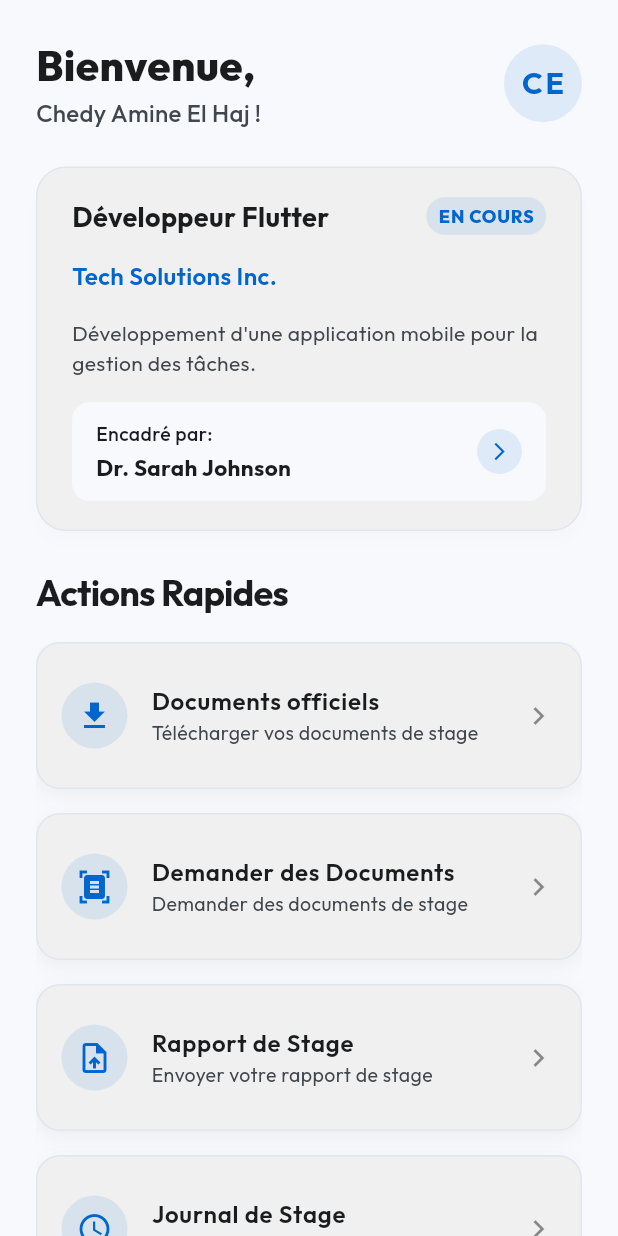
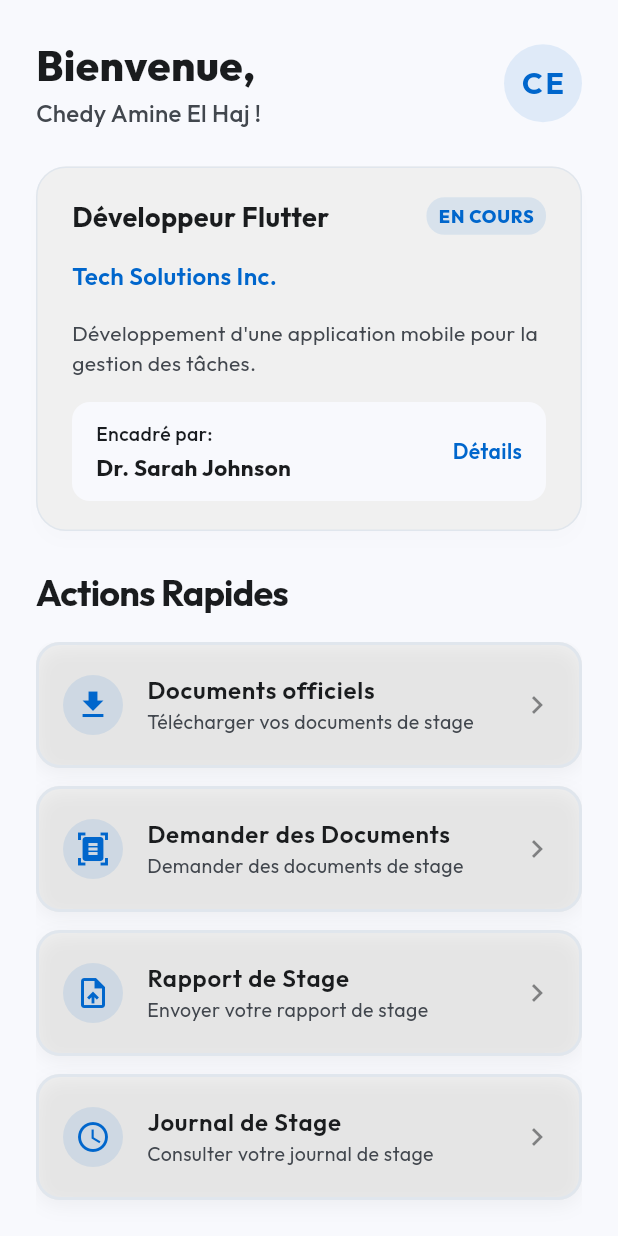
Before and after one commit to chedy256/PFA, a Flutter app: the screen it shows once a user with an empty profile is signed in, on a phone screen of 412 x 824 dp. Run offline on Flutter 3.47's test engine with Material 3 defaults, Android fonts, the phone set to English and light mode, and no system bars; our stand-ins replace firebase_auth, firebase_core, flutter_riverpod, font_awesome_flutter, google_sign_in; accounts and stored records are empty.

Commit message:
feat: Flexible internshipCard rendering

```diff
--- a/frontend/lib/features/shared/card_widgets.dart
+++ b/frontend/lib/features/shared/card_widgets.dart
@@ -73,7 +73,17 @@ Row welcomeWidget(BuildContext context, WidgetRef ref, User user) {
   );
 }
 
-Material intershipCard(BuildContext context, Internship? internship) {
+enum InternshipCardViewType {
+  student,
+  teacherMyInternships,
+  teacherAllInternships,
+}
+
+Material intershipCard(
+  BuildContext context,
+  Internship? internship, {
+  InternshipCardViewType viewType = InternshipCardViewType.student,
+}) {
   final theme = Theme.of(context);
   final isDark = theme.brightness == Brightness.dark;
 
@@ -85,19 +95,6 @@ Material intershipCard(BuildContext context, Internship? internship) {
       borderRadius: BorderRadius.circular(20),
       side: BorderSide(color: isDark ? AppColors.darkBorder : AppColors.border),
     ),
-    child: InkWell(
-      borderRadius: BorderRadius.circular(20),
-      onTap: () {
-        if (internship != null) {
-          Navigator.push(
-            context,
-            MaterialPageRoute(
-              builder: (context) =>
-                  InternshipDetailsPage(internship: internship),
-            ),
-          );
-        }
-      },
     child: Container(
       padding: const EdgeInsets.symmetric(horizontal: 24, vertical: 20),
       width: double.infinity,
@@ -211,22 +208,33 @@ Material intershipCard(BuildContext context, Internship? internship) {
                   maxLines: 2,
                   overflow: TextOverflow.ellipsis,
                 ),
-                  Container(
+                Material(
+                  color: theme.scaffoldBackgroundColor,
+                  borderRadius: BorderRadius.circular(12),
+                  child: InkWell(
+                    borderRadius: BorderRadius.circular(12),
+                    onTap: () => Navigator.push(
+                      context,
+                      MaterialPageRoute(
+                        builder: (context) =>
+                            InternshipDetailsPage(internship: internship),
+                      ),
+                    ),
+                    child: Container(
                       padding: const EdgeInsets.symmetric(
                         horizontal: 16,
                         vertical: 12,
                       ),
                       width: double.infinity,
-                    decoration: BoxDecoration(
-                      color: theme.scaffoldBackgroundColor,
-                      borderRadius: BorderRadius.circular(12),
-                    ),
                       child: Row(
                         mainAxisAlignment: MainAxisAlignment.spaceBetween,
                         children: [
-                        Column(
+                          Expanded(
+                            child: Column(
                               crossAxisAlignment: CrossAxisAlignment.start,
                               children: [
+                                if (viewType ==
+                                    InternshipCardViewType.student) ...[
                                   Text(
                                     'Encadré par:',
                                     style: TextStyle(
@@ -241,35 +249,90 @@ Material intershipCard(BuildContext context, Internship? internship) {
                                   ),
                                   const SizedBox(height: 2),
                                   Text(
-                              '${internship.supervisorTeacher?.firstName ?? 'Pas encore assigné'} ${internship.supervisorTeacher?.lastName ?? ''}',
+                                    'Dr. ${internship.supervisorTeacher?.firstName ?? 'Pas encore assigné'} ${internship.supervisorTeacher?.lastName ?? ''}',
                                     style: TextStyle(
                                       fontSize: 15,
                                       color: theme.textTheme.bodyLarge?.color,
                                       fontWeight: FontWeight.bold,
                                     ),
+                                    maxLines: 1,
+                                    overflow: TextOverflow.ellipsis,
+                                  ),
+                                ] else if (viewType ==
+                                    InternshipCardViewType
+                                        .teacherMyInternships) ...[
+                                  Text(
+                                    'Étudiant:',
+                                    style: TextStyle(
+                                      fontSize: 13,
+                                      color:
+                                          theme.textTheme.bodySmall?.color ??
+                                          (isDark
+                                              ? AppColors.darkTextTertiary
+                                              : AppColors.textTertiary),
+                                      fontWeight: FontWeight.w500,
+                                    ),
+                                  ),
+                                  const SizedBox(height: 2),
+                                  Text(
+                                    '${internship.internStudent.firstName} ${internship.internStudent.lastName}',
+                                    style: TextStyle(
+                                      fontSize: 15,
+                                      color: theme.textTheme.bodyLarge?.color,
+                                      fontWeight: FontWeight.bold,
+                                    ),
+                                    maxLines: 1,
+                                    overflow: TextOverflow.ellipsis,
+                                  ),
+                                ] else if (viewType ==
+                                    InternshipCardViewType
+                                        .teacherAllInternships) ...[
+                                  Text(
+                                    '${internship.internStudent.firstName} ${internship.internStudent.lastName}',
+                                    style: TextStyle(
+                                      fontSize: 15,
+                                      color: theme.textTheme.bodyLarge?.color,
+                                      fontWeight: FontWeight.bold,
+                                    ),
+                                    maxLines: 1,
+                                    overflow: TextOverflow.ellipsis,
+                                  ),
+                                  const SizedBox(height: 2),
+                                  Text(
+                                    internship.supervisorTeacher != null
+                                        ? 'Encadrant: ${internship.supervisorTeacher?.firstName} ${internship.supervisorTeacher?.lastName}'
+                                        : 'Pas d\'encadrant',
+                                    style: TextStyle(
+                                      fontSize: 13,
+                                      color:
+                                          theme.textTheme.bodySmall?.color ??
+                                          (isDark
+                                              ? AppColors.darkTextTertiary
+                                              : AppColors.textTertiary),
+                                      fontWeight: FontWeight.w500,
+                                    ),
+                                    maxLines: 1,
+                                    overflow: TextOverflow.ellipsis,
                                   ),
                                 ],
-                        ),
-                        Container(
-                          padding: const EdgeInsets.all(8),
-                          decoration: BoxDecoration(
-                            color: theme.colorScheme.primary.withValues(
-                              alpha: 0.1,
-                            ),
-                            shape: BoxShape.circle,
-                          ),
-                          child: Icon(
-                            Icons.arrow_forward_ios,
-                            size: 14,
-                            color: theme.colorScheme.primary,
+                              ],
                             ),
                           ),
-                      ],
+                          Text(
+                            'Détails',
+                            style: TextStyle(
+                              fontSize: 14,
+                              color: theme.colorScheme.primary,
+                              fontWeight: FontWeight.w600,
                             ),
                           ),
                         ],
                       ),
                     ),
                   ),
+                ),
+              ],
+            ),
+    ),
   );
 }
--- a/frontend/lib/features/student/home_page.dart
+++ b/frontend/lib/features/student/home_page.dart
@@ -14,15 +14,6 @@ class StudentHomePage extends ConsumerStatefulWidget {
 }
 
 class _StudentHomePageState extends ConsumerState<StudentHomePage> {
-  //dump data for testing only
-  Teacher supervisor = Teacher(
-    id: 'T002',
-    firstName: 'Dr. Sarah',
-    lastName: 'Johnson',
-    email: 'sarah.johnson@university.edu',
-    department: 'Informatique',
-  );
-
   @override
   Widget build(BuildContext context) {
     final theme = Theme.of(context);
@@ -72,7 +63,14 @@ class _StudentHomePageState extends ConsumerState<StudentHomePage> {
                       InternshipTag.flutter,
                       InternshipTag.mobileApp,
                     ],
-                )..supervisorTeacher = supervisor,
+                  )
+                  ..supervisorTeacher = Teacher(
+                    id: 'T002',
+                    firstName: 'Sarah',
+                    lastName: 'Johnson',
+                    email: 'sarah.johnson@university.edu',
+                    department: 'Informatique',
+                  ),
               ),
               Expanded(
                 child: Column(
@@ -101,7 +99,7 @@ class _StudentHomePageState extends ConsumerState<StudentHomePage> {
                           padding: const EdgeInsets.only(bottom: 24),
                           scrollDirection: Axis.vertical,
                           child: Column(
-                            spacing: 8,
+                            spacing: 12,
                             crossAxisAlignment: .start,
                             children: [
                               _quickActionCard(
@@ -148,7 +146,7 @@ class _StudentHomePageState extends ConsumerState<StudentHomePage> {
   }
 }
 
-Container _quickActionCard(
+Material _quickActionCard(
   BuildContext context,
   IconData icon,
   String title,
@@ -158,12 +156,14 @@ Container _quickActionCard(
   final theme = Theme.of(context);
   final isDark = theme.brightness == Brightness.dark;
 
-  return Container(
-    margin: const EdgeInsets.only(bottom: 8),
-    decoration: BoxDecoration(
+  return Material(
     color: theme.cardTheme.color,
     borderRadius: BorderRadius.circular(16),
+    child: Container(
+      decoration: BoxDecoration(
+        borderRadius: BorderRadius.circular(16),
         border: Border.all(
+          width: 2,
           color: isDark ? AppColors.darkBorder : AppColors.border,
         ),
         boxShadow: [
@@ -178,11 +178,9 @@ Container _quickActionCard(
       child: InkWell(
         borderRadius: BorderRadius.circular(16),
         onTap: onTap,
-      child: Padding(
-        padding: const EdgeInsets.symmetric(vertical: 8.0),
         child: ListTile(
           leading: Container(
-            padding: const EdgeInsets.all(10),
+            padding: const EdgeInsets.all(8),
             decoration: BoxDecoration(
               color: theme.colorScheme.primary.withValues(alpha: 0.1),
               shape: BoxShape.circle,
--- a/frontend/lib/features/teacher/home_page.dart
+++ b/frontend/lib/features/teacher/home_page.dart
@@ -68,6 +68,8 @@ class _TeacherHomePageState extends ConsumerState<TeacherHomePage> {
                       children: [
                         intershipCard(
                           context,
+                          viewType:
+                              InternshipCardViewType.teacherAllInternships,
                           Internship(
                               companyName: 'Tech Solutions Inc.',
                               description:
@@ -100,6 +102,8 @@ class _TeacherHomePageState extends ConsumerState<TeacherHomePage> {
                         ),
                         intershipCard(
                           context,
+                          viewType:
+                              InternshipCardViewType.teacherAllInternships,
                           Internship(
                               companyName: 'Tech Solutions Inc.',
                               description:
@@ -132,6 +136,8 @@ class _TeacherHomePageState extends ConsumerState<TeacherHomePage> {
                         ),
                         intershipCard(
                           context,
+                          viewType:
+                              InternshipCardViewType.teacherAllInternships,
                           Internship(
                             companyName: 'Tech Solutions Inc.',
                             description:
--- a/frontend/lib/features/teacher/internship_page.dart
+++ b/frontend/lib/features/teacher/internship_page.dart
@@ -61,6 +61,7 @@ class _TeacherInternshipPageState extends State<TeacherInternshipPage> {
                       children: [
                         intershipCard(
                           context,
+                          viewType: InternshipCardViewType.teacherMyInternships,
                           Internship(
                               companyName: 'Tech Solutions Inc.',
                               description:
@@ -93,6 +94,7 @@ class _TeacherInternshipPageState extends State<TeacherInternshipPage> {
                         ),
                         intershipCard(
                           context,
+                          viewType: InternshipCardViewType.teacherMyInternships,
                           Internship(
                               companyName: 'Tech Solutions Inc.',
                               description:
@@ -125,6 +127,7 @@ class _TeacherInternshipPageState extends State<TeacherInternshipPage> {
                         ),
                         intershipCard(
                           context,
+                          viewType: InternshipCardViewType.teacherMyInternships,
                           Internship(
                             companyName: 'Tech Solutions Inc.',
                             description:
```
Lines whose indentation alone changed are shown as unchanged.
